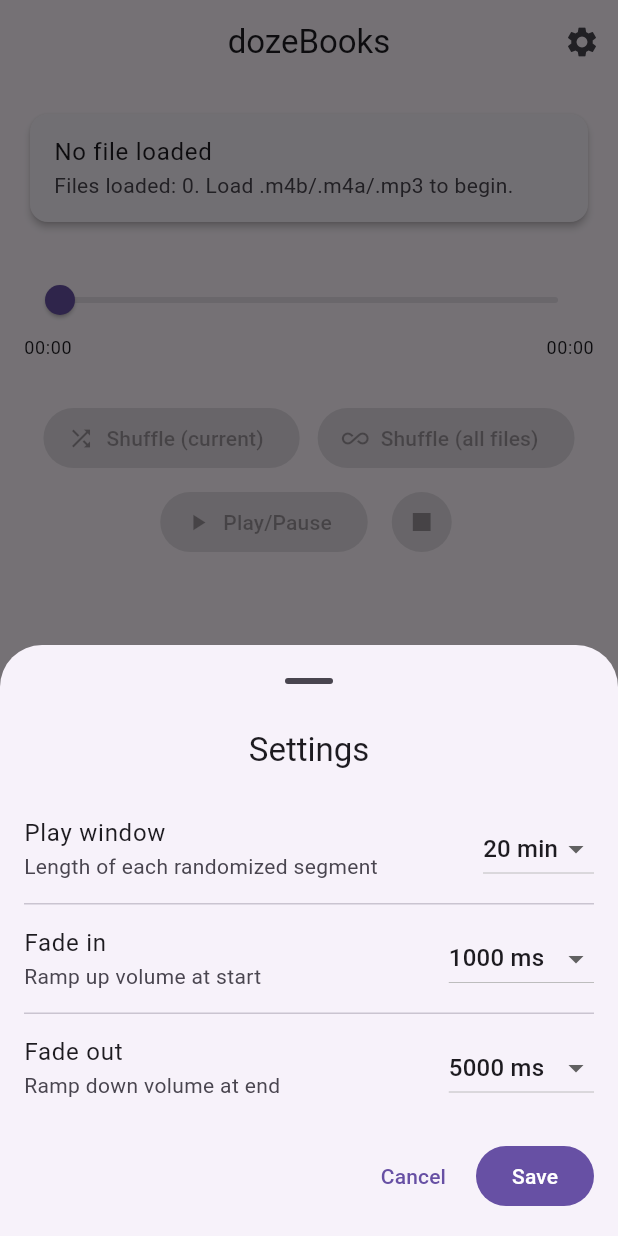
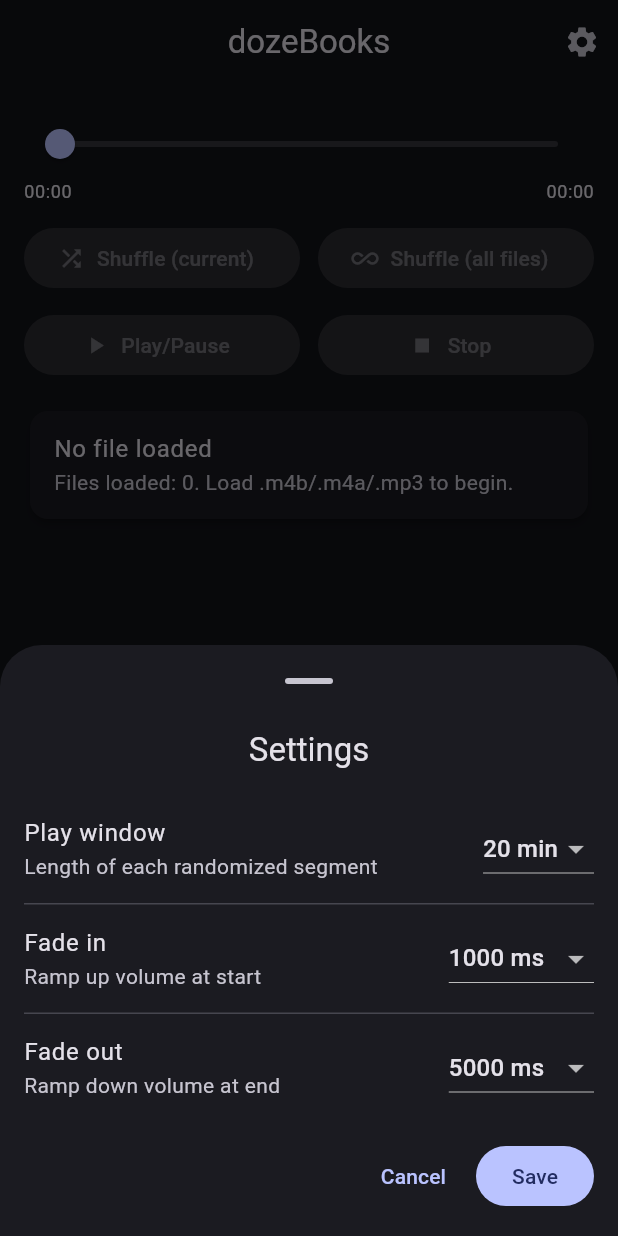
Before and after one commit to lauries345/dozebooks, a Flutter app: the screen it shows after launch, after a tap on the "settings" icon, on a phone screen of 412 x 824 dp. Run offline on Flutter 3.47's test engine with Material 3 defaults, Android fonts, the phone set to English and light mode, and no system bars; our stand-ins replace file_picker, in_app_purchase, just_audio, permission_handler; missing offline and left inert: audio_session, just_audio_media_kit, media_kit.

Commit message:
Rearranged icons to top, changed to dark theme (fade in/out bug, volume resets to 1)

```diff
--- a/dozebooks/lib/main.dart
+++ b/dozebooks/lib/main.dart
@@ -20,10 +20,21 @@
   JustAudioMediaKit.mpvLogLevel = MPVLogLevel.error;
   JustAudioMediaKit.ensureInitialized();
 
-  runApp(const MaterialApp(
+  runApp(MaterialApp(
     debugShowCheckedModeBanner: false,
     title: 'BookShuffle',
-    home: OneScreenAudiobook(),
+    themeMode: ThemeMode.dark, // <<< Force dark theme
+    theme: ThemeData(
+      colorSchemeSeed: Colors.indigo,
+      useMaterial3: true,
+      brightness: Brightness.light,
+    ),
+    darkTheme: ThemeData(
+      colorSchemeSeed: Colors.indigo,
+      useMaterial3: true,
+      brightness: Brightness.dark,
+    ),
+    home: const OneScreenAudiobook(),
   ));
 }
 
@@ -859,48 +870,7 @@
           child: Column(
             crossAxisAlignment: CrossAxisAlignment.stretch,
             children: [
-              Card(
-                elevation: 2,
-                child: ListTile(
-                  title: Text(currentName),
-                  subtitle: (_books.isEmpty || dur == null)
-                      ? Text('Files loaded: ${_books.length}. Load .m4b/.m4a/.mp3 to begin.')
-                      : Text(
-                          'Files: ${_books.length} • '
-                          'Duration: ${_fmt(dur)} • '
-                          'Start marks: ${_startMarks.length} • '
-                          'Window: ${_windowLen.inMinutes} min',
-                        ),
-                ),
-              ),
-              const SizedBox(height: 12),
-
-              if (_books.isNotEmpty)
-                Material(
-                  elevation: 1,
-                  borderRadius: BorderRadius.circular(8),
-                  child: ListView.separated(
-                    shrinkWrap: true,
-                    physics: const NeverScrollableScrollPhysics(),
-                    itemCount: _books.length,
-                    separatorBuilder: (_, __) => const Divider(height: 1),
-                    itemBuilder: (context, i) {
-                      final b = _books[i];
-                      final selected = i == _currentBookIndex;
-                      return ListTile(
-                        selected: selected,
-                        leading: Icon(selected ? Icons.playlist_play : Icons.audiotrack),
-                        title: Text(b.name, maxLines: 1, overflow: TextOverflow.ellipsis),
-                        subtitle: Text('Duration: ${_fmt(b.duration)} • marks: ${b.marks.length}'),
-                        onTap: () async => _switchToBook(i, autoplay: false),
-                      );
-                    },
-                  ),
-                ),
-
-              const SizedBox(height: 12),
-
-              // Position slider
+              // ===== Position slider first =====
               StreamBuilder<Duration>(
                 stream: _player.positionStream,
                 builder: (context, snap) {
@@ -941,7 +911,9 @@
               const SizedBox(height: 12),
 
               if (_currentMarkIndex != null && _duration != null)
-                Text(
+                Padding(
+                  padding: const EdgeInsets.only(bottom: 8),
+                  child: Text(
                     () {
                       final start = _startMarks[_currentMarkIndex!];
                       final shownEnd = _windowEnd ?? (start + _windowLen);
@@ -951,28 +923,38 @@
                     }(),
                     style: theme.textTheme.bodyMedium,
                   ),
+                ),
 
-              const SizedBox(height: 16),
-
-              // Controls
-              Wrap(
-                alignment: WrapAlignment.center,
-                spacing: 12,
-                runSpacing: 8,
+              // ===== Controls =====
+              // Row 1: two shuffle buttons on the same line
+              Row(
                 children: [
-                  FilledButton.tonalIcon(
+                  Expanded(
+                    child: FilledButton.tonalIcon(
                       onPressed: (_duration != null && _startMarks.isNotEmpty)
                           ? _shuffleCurrent
                           : null,
                       icon: const Icon(Icons.shuffle),
                       label: const Text('Shuffle (current)'),
                     ),
-                  FilledButton.tonalIcon(
+                  ),
+                  const SizedBox(width: 12),
+                  Expanded(
+                    child: FilledButton.tonalIcon(
                       onPressed: _books.isNotEmpty ? _shuffleAll : null,
                       icon: const Icon(Icons.all_inclusive),
                       label: const Text('Shuffle (all files)'),
                     ),
-                  FilledButton.icon(
+                  ),
+                ],
+              ),
+              const SizedBox(height: 10),
+
+              // Row 2: play/pause and stop on the same line
+              Row(
+                children: [
+                  Expanded(
+                    child: FilledButton.icon(
                       onPressed: (_duration != null)
                           ? () async {
                               if (_player.playing) {
@@ -991,8 +973,10 @@
                       ),
                       label: const Text('Play/Pause'),
                     ),
-                  IconButton.filledTonal(
-                    tooltip: 'Stop',
+                  ),
+                  const SizedBox(width: 12),
+                  Expanded(
+                    child: FilledButton.tonalIcon(
                       onPressed: (_duration != null)
                           ? () async {
                               _windowEnd = null;
@@ -1001,9 +985,54 @@
                             }
                           : null,
                       icon: const Icon(Icons.stop),
+                      label: const Text('Stop'),
+                    ),
                   ),
                 ],
               ),
+
+              const SizedBox(height: 16),
+
+              // ===== File info & list BELOW the buttons =====
+              Card(
+                elevation: 2,
+                child: ListTile(
+                  title: Text(currentName),
+                  subtitle: (_books.isEmpty || dur == null)
+                      ? Text('Files loaded: ${_books.length}. Load .m4b/.m4a/.mp3 to begin.')
+                      : Text(
+                          'Files: ${_books.length} • '
+                          'Duration: ${_fmt(dur)} • '
+                          'Start marks: ${_startMarks.length} • '
+                          'Window: ${_windowLen.inMinutes} min',
+                        ),
+                ),
+              ),
+              const SizedBox(height: 12),
+
+              if (_books.isNotEmpty)
+                Material(
+                  elevation: 1,
+                  borderRadius: BorderRadius.circular(8),
+                  child: ListView.separated(
+                    shrinkWrap: true,
+                    physics: const NeverScrollableScrollPhysics(),
+                    itemCount: _books.length,
+                    separatorBuilder: (_, __) => const Divider(height: 1),
+                    itemBuilder: (context, i) {
+                      final b = _books[i];
+                      final selected = i == _currentBookIndex;
+                      return ListTile(
+                        selected: selected,
+                        leading: Icon(selected ? Icons.playlist_play : Icons.audiotrack),
+                        title: Text(b.name, maxLines: 1, overflow: TextOverflow.ellipsis),
+                        subtitle: Text('Duration: ${_fmt(b.duration)} • marks: ${b.marks.length}'),
+                        onTap: () async => _switchToBook(i, autoplay: false),
+                      );
+                    },
+                  ),
+                ),
+
               // Extra bottom padding so scrollable content clears the bottom button
               const SizedBox(height: 80),
             ],
```
Lines whose indentation alone changed are shown as unchanged.
